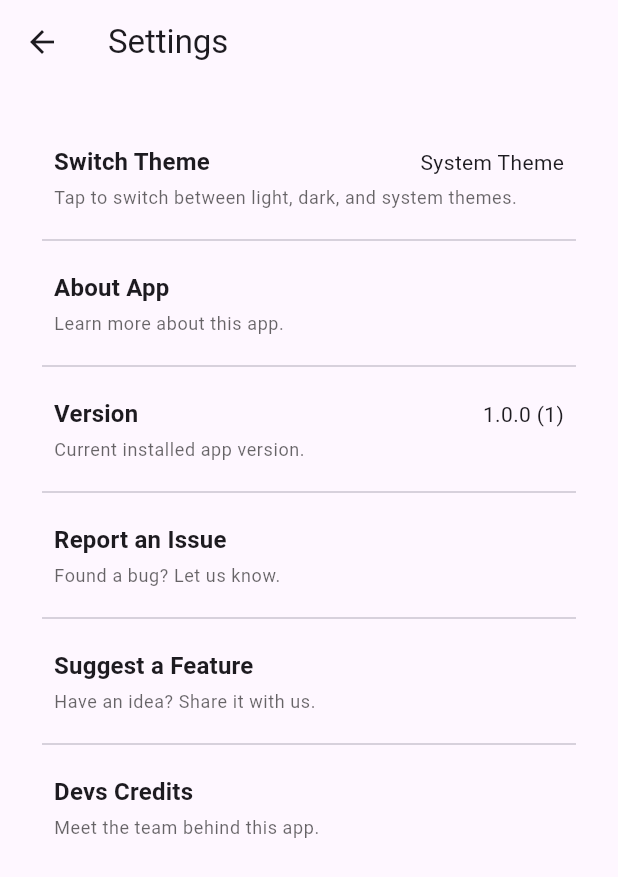
After one commit to midhunarmid/scoreease, a Flutter app: the SettingsScreen screen opened by its route, on a phone screen of 412 x 824 dp. The commit adds this screen. Shown: the top 877 px of the screen. Run offline on Flutter 3.47's test engine with Material 3 defaults, Android fonts, the phone set to English and light mode, and no system bars; our stand-ins replace awesome_dialog, cloud_firestore, firebase_core, flutter_bloc, flutter_linkify, flutter_screenutil and 9 more; accounts and stored records are empty.

Commit message:
Added a settings screen. Updated fav icon.

```diff
--- a/lib/core/presentation/navigation/app_router.dart
+++ b/lib/core/presentation/navigation/app_router.dart
@@ -7,6 +7,7 @@ import 'package:scoreease/core/presentation/pages/landing_screen.dart';
 import 'package:scoreease/core/presentation/pages/score_board_setup_screen.dart';
 import 'package:scoreease/core/presentation/pages/scoreboard_score_display_screen.dart';
 import 'package:scoreease/core/presentation/pages/scoreboard_update_screen.dart';
+import 'package:scoreease/core/presentation/pages/settings_screen.dart';
 import 'package:scoreease/core/presentation/utils/widget_helper.dart';
 import 'package:go_router/go_router.dart';
 
@@ -18,6 +19,7 @@ final GoRouter router = GoRouter(
       "/${ScoreboardSetupScreen.routeName}",
       "/${ScoreboardScoreUpdateScreen.routeName}",
       "/${ScoreboardScoreDisplayScreen.routeName}",
+      "/${SettingsScreen.routeName}",
       "/signin",
       "/forgotPassword",
       "/signup",
@@ -76,6 +78,14 @@ final GoRouter router = GoRouter(
           ),
         ),
         GoRoute(
+          path: SettingsScreen.routeName,
+          pageBuilder: (context, state) => buildPageWithDefaultTransition<void>(
+            context: context,
+            state: state,
+            child: const SettingsScreen(),
+          ),
+        ),
+        GoRoute(
           path: 'dummy',
           pageBuilder: (context, state) => buildPageWithDefaultTransition<void>(
             context: context,
--- a/lib/core/presentation/pages/landing_screen.dart
+++ b/lib/core/presentation/pages/landing_screen.dart
@@ -5,6 +5,7 @@ import 'package:flutter_screenutil/flutter_screenutil.dart';
 import 'package:scoreease/core/presentation/blocs/landing/landing_bloc.dart';
 import 'package:scoreease/core/presentation/pages/score_board_setup_screen.dart';
 import 'package:scoreease/core/presentation/pages/scoreboard_update_screen.dart';
+import 'package:scoreease/core/presentation/pages/settings_screen.dart';
 import 'package:scoreease/core/presentation/utils/constants.dart';
 import 'package:scoreease/core/presentation/utils/message_generator.dart';
 import 'package:scoreease/core/presentation/utils/theme.dart';
@@ -99,6 +100,12 @@ class _LandingScreenState extends State<LandingScreen> {
           bloc: _bloc,
           builder: (ctx, state) {
             return Scaffold(
+              floatingActionButton: FloatingActionButton(
+                onPressed: () {
+                  context.go("/${SettingsScreen.routeName}");
+                },
+                child: const Icon(Icons.settings),
+              ),
               body: Center(
                 child: Container(
                   padding: const EdgeInsets.all(20),
--- a/lib/core/presentation/pages/score_board_setup_screen.dart
+++ b/lib/core/presentation/pages/score_board_setup_screen.dart
@@ -7,6 +7,7 @@ import 'package:scoreease/core/domain/entities/access_entity.dart';
 import 'package:scoreease/core/domain/entities/scoreboard_entity.dart';
 import 'package:scoreease/core/presentation/blocs/score_board_setup/score_board_setup_bloc.dart';
 import 'package:scoreease/core/presentation/pages/landing_screen.dart';
+import 'package:scoreease/core/presentation/pages/settings_screen.dart';
 import 'package:scoreease/core/presentation/utils/constants.dart';
 import 'package:scoreease/core/presentation/utils/input_case_text_formatter.dart';
 import 'package:scoreease/core/presentation/utils/message_generator.dart';
@@ -126,6 +127,12 @@ class _ScoreboardSetupScreenState extends State<ScoreboardSetupScreen> {
           bloc: _bloc,
           builder: (ctx, state) {
             return Scaffold(
+              floatingActionButton: FloatingActionButton(
+                onPressed: () {
+                  context.go("/${SettingsScreen.routeName}");
+                },
+                child: const Icon(Icons.settings),
+              ),
               body: Center(
                 child: Container(
                   padding: const EdgeInsets.all(20),
--- a/lib/core/presentation/pages/score_card_static_display_screen.dart
+++ /dev/null
@@ -1,13 +0,0 @@
-import 'package:flutter/material.dart';
-import 'package:scoreease/core/data/models/scoreboard_model.dart';
-
-class ScoreCardStaticDisplayScreen extends StatelessWidget {
-  final ScoreboardModel scoreboardModel;
-  const ScoreCardStaticDisplayScreen(
-      {super.key, required this.scoreboardModel});
-
-  @override
-  Widget build(BuildContext context) {
-    return const Placeholder();
-  }
-}
--- a/lib/core/presentation/pages/scoreboard_update_screen.dart
+++ b/lib/core/presentation/pages/scoreboard_update_screen.dart
@@ -7,6 +7,7 @@ import 'package:progress_dialog_null_safe/progress_dialog_null_safe.dart';
 import 'package:scoreease/core/domain/entities/scoreboard_entity.dart';
 import 'package:scoreease/core/presentation/blocs/score_board_setup/score_board_setup_bloc.dart';
 import 'package:scoreease/core/presentation/pages/scoreboard_score_display_screen.dart';
+import 'package:scoreease/core/presentation/pages/settings_screen.dart';
 import 'package:scoreease/core/presentation/utils/constants.dart';
 import 'package:scoreease/core/presentation/utils/theme.dart';
 import 'package:scoreease/core/presentation/utils/widget_helper.dart';
@@ -94,6 +95,12 @@ class _ScoreboardScoreUpdateScreenState extends State<ScoreboardScoreUpdateScree
         builder: (ctx, state) {
           List<String> playersList = _scoreboardEntity?.players?.keys.toList() ?? [];
           return Scaffold(
+            floatingActionButton: FloatingActionButton(
+              onPressed: () {
+                context.go("/${SettingsScreen.routeName}");
+              },
+              child: const Icon(Icons.settings),
+            ),
             body: Padding(
               padding: WebOptimisedWidget.getWebOptimisedHorizonatalPadding(),
               child: Column(
--- /dev/null
+++ b/lib/core/presentation/pages/settings_screen.dart
@@ -0,0 +1,179 @@
+import 'package:flutter/material.dart';
+import 'package:package_info_plus/package_info_plus.dart';
+import 'package:scoreease/core/presentation/utils/constants.dart';
+import 'package:scoreease/core/presentation/utils/theme.dart';
+import 'package:scoreease/core/presentation/widgets/web_optimised_widget.dart';
+import 'package:url_launcher/url_launcher.dart';
+
+class SettingsScreen extends StatefulWidget {
+  static const routeName = 'settings';
+
+  const SettingsScreen({super.key});
+
+  @override
+  State<SettingsScreen> createState() => _SettingsScreenState();
+}
+
+class _SettingsScreenState extends State<SettingsScreen> {
+  @override
+  Widget build(BuildContext context) {
+    final items = getSettingsItems(context);
+
+    return Scaffold(
+      appBar: AppBar(
+        title: const Text('Settings'),
+      ),
+      body: Center(
+        child: Container(
+          padding: WebOptimisedWidget.getWebOptimisedHorizonatalPadding(),
+          width: maxScreenWidth,
+          child: ListView.separated(
+            padding: const EdgeInsets.all(16),
+            itemCount: items.length,
+            separatorBuilder: (_, __) => const Divider(),
+            itemBuilder: (context, index) {
+              final item = items[index];
+              return SettingsListItem(item: item);
+            },
+          ),
+        ),
+      ),
+    );
+  }
+}
+
+class SettingsListItem extends StatelessWidget {
+  final SettingsItem item;
+
+  const SettingsListItem({super.key, required this.item});
+
+  @override
+  Widget build(BuildContext context) {
+    final theme = Theme.of(context);
+
+    return InkWell(
+      onTap: item.onTap,
+      borderRadius: BorderRadius.circular(8),
+      child: Padding(
+        padding: const EdgeInsets.symmetric(vertical: 12, horizontal: 8),
+        child: Column(
+          crossAxisAlignment: CrossAxisAlignment.start,
+          children: [
+            Row(
+              children: [
+                Expanded(
+                  child: Text(
+                    item.title,
+                    style: theme.textTheme.titleMedium?.copyWith(fontWeight: FontWeight.bold),
+                  ),
+                ),
+                if (item.valueBuilder != null) item.valueBuilder!(context),
+              ],
+            ),
+            const SizedBox(height: 4),
+            Text(
+              item.description,
+              style: theme.textTheme.bodySmall?.copyWith(color: theme.hintColor),
+            ),
+          ],
+        ),
+      ),
+    );
+  }
+}
+
+// ++++++++++++++++++++++++++++++++++++++++++++++++++++++++++++++++++++++++++++++++
+// ++++++++++++++++++++++++++++++++++++++++++++++++++++++++++++++++++++++++++++++++
+
+List<SettingsItem> getSettingsItems(BuildContext context) {
+  return [
+    SettingsItem(
+      title: 'Switch Theme',
+      description: 'Tap to switch between light, dark, and system themes.',
+      valueBuilder: (_) => Text(
+        "System Theme",
+        style: appTheme.textTheme.bodyMedium,
+      ),
+      onTap: () {},
+      type: SettingsItemType.selection,
+    ),
+    SettingsItem(
+      title: 'About App',
+      description: 'Learn more about this app.',
+      onTap: () {
+        launchUrl(Uri.parse('https://github.com/midhunarmid/scoreease'));
+      },
+      type: SettingsItemType.link,
+    ),
+    SettingsItem(
+      title: 'Version',
+      description: 'Current installed app version.',
+      valueBuilder: (_) => FutureBuilder<String>(
+        future: getAppVersion(),
+        builder: (context, snapshot) {
+          return Text(snapshot.data ?? '-', style: appTheme.textTheme.bodyMedium);
+        },
+      ),
+      onTap: () {},
+      type: SettingsItemType.info,
+    ),
+    SettingsItem(
+      title: 'Report an Issue',
+      description: 'Found a bug? Let us know.',
+      onTap: () {
+        launchUrl(Uri.parse('https://github.com/midhunarmid/scoreease/issues/new?template=bug_report.md'));
+      },
+      type: SettingsItemType.link,
+    ),
+    SettingsItem(
+      title: 'Suggest a Feature',
+      description: 'Have an idea? Share it with us.',
+      onTap: () {
+        launchUrl(Uri.parse('https://github.com/midhunarmid/scoreease/issues/new?template=feature_request.md'));
+      },
+      type: SettingsItemType.link,
+    ),
+    SettingsItem(
+      title: 'Devs Credits',
+      description: 'Meet the team behind this app.',
+      onTap: () {
+        launchUrl(Uri.parse('https://github.com/midhunarmid/scoreease/graphs/contributors'));
+      },
+      type: SettingsItemType.link,
+    ),
+  ];
+}
+
+// ++++++++++++++++++++++++++++++++++++++++++++++++++++++++++++++++++++++++++++++++
+// ++++++++++++++++++++++++++++++++++++++++++++++++++++++++++++++++++++++++++++++++
+
+Future<String> getAppVersion() async {
+  final packageInfo = await PackageInfo.fromPlatform();
+  return '${packageInfo.version} (${packageInfo.buildNumber})';
+}
+
+// ++++++++++++++++++++++++++++++++++++++++++++++++++++++++++++++++++++++++++++++++
+// ++++++++++++++++++++++++++++++++++++++++++++++++++++++++++++++++++++++++++++++++
+
+enum SettingsItemType {
+  toggle,
+  selection,
+  link,
+  info,
+}
+
+class SettingsItem {
+  final String title;
+  final String description;
+  final Widget Function(BuildContext)? valueBuilder;
+  final VoidCallback onTap;
+  final SettingsItemType type;
+
+  SettingsItem({
+    required this.title,
+    required this.description,
+    this.valueBuilder,
+    required this.onTap,
+    required this.type,
+  });
+}
--- a/pubspec.yaml
+++ b/pubspec.yaml
@@ -31,6 +31,7 @@ dependencies:
   collection: ^1.19.1
   firebase_core: ^3.15.1
   cloud_firestore: ^5.6.11
+  package_info_plus: ^8.3.0
 
 
 dev_dependencies:
```
Also changed, not shown: 15 other files.
